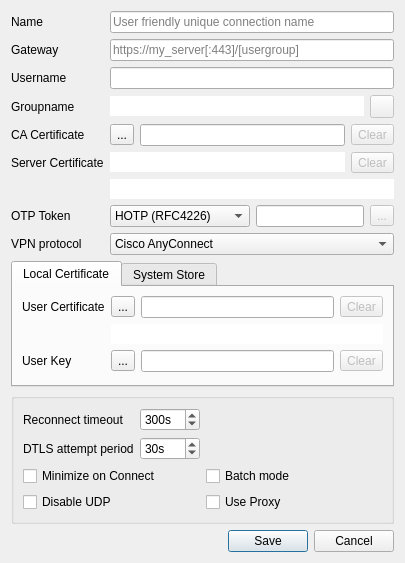
openconnect/openconnect-gui, file src/dialog/editdialog.ui: the form before one commit.
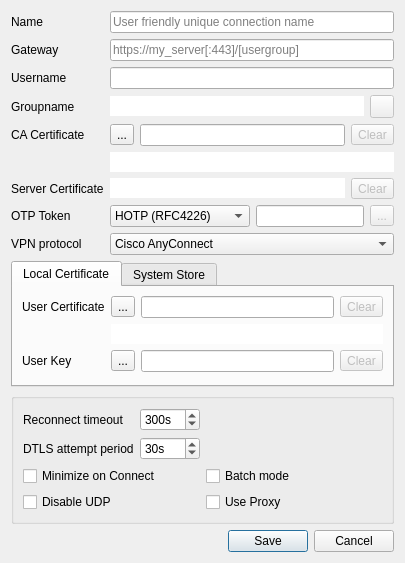
The form after the commit. Icons and pictures are not drawn.

Commit message: Keep CA certificate hash with CA server input line

Patch:
```diff
--- a/src/dialog/editdialog.ui
+++ b/src/dialog/editdialog.ui
@@ -153,14 +153,14 @@
        </item>
       </layout>
      </item>
-     <item row="5" column="0">
+     <item row="6" column="0">
       <widget class="QLabel" name="serverCertificateLabel">
        <property name="text">
         <string>Server Certificate</string>
        </property>
       </widget>
      </item>
-     <item row="5" column="1">
+     <item row="6" column="1">
       <layout class="QHBoxLayout" name="serverCertificateLayout">
        <item>
         <widget class="QLineEdit" name="serverCertHash">
@@ -191,27 +191,14 @@
        </item>
       </layout>
      </item>
-     <item row="6" column="1">
-      <widget class="QLineEdit" name="caCertHash">
-       <property name="styleSheet">
-        <string notr="true">background-color:&quot;transparent&quot;</string>
-       </property>
-       <property name="frame">
-        <bool>false</bool>
-       </property>
-       <property name="readOnly">
-        <bool>true</bool>
-       </property>
-      </widget>
-     </item>
-     <item row="7" column="0">
+     <item row="8" column="0">
       <widget class="QLabel" name="otpTokenLabel">
        <property name="text">
         <string>OTP Token</string>
        </property>
       </widget>
      </item>
-     <item row="7" column="1">
+     <item row="8" column="1">
       <layout class="QHBoxLayout" name="otpTokenLayout">
        <item>
         <widget class="QComboBox" name="tokenBox">
@@ -267,7 +254,7 @@
        </item>
       </layout>
      </item>
-     <item row="8" column="0">
+     <item row="9" column="0">
       <widget class="QLabel" name="protocolLabel">
        <property name="text">
         <string>VPN protocol</string>
@@ -277,7 +264,7 @@
        </property>
       </widget>
      </item>
-     <item row="8" column="1">
+     <item row="9" column="1">
       <widget class="QComboBox" name="protocolComboBox">
        <property name="sizePolicy">
         <sizepolicy hsizetype="Expanding" vsizetype="Fixed">
@@ -297,6 +284,19 @@
        </item>
       </widget>
      </item>
+     <item row="5" column="1">
+      <widget class="QLineEdit" name="caCertHash">
+       <property name="styleSheet">
+        <string notr="true">background-color:&quot;transparent&quot;</string>
+       </property>
+       <property name="frame">
+        <bool>false</bool>
+       </property>
+       <property name="readOnly">
+        <bool>true</bool>
+       </property>
+      </widget>
+     </item>
     </layout>
    </item>
    <item>
```
